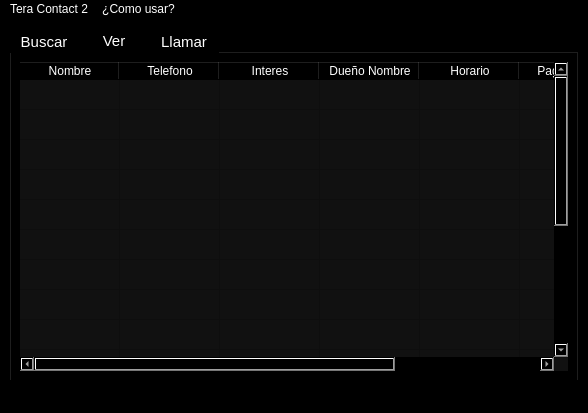
Old version of the form interfaz.ui in the repository Brick-Briceno/Tera-Contact-2.
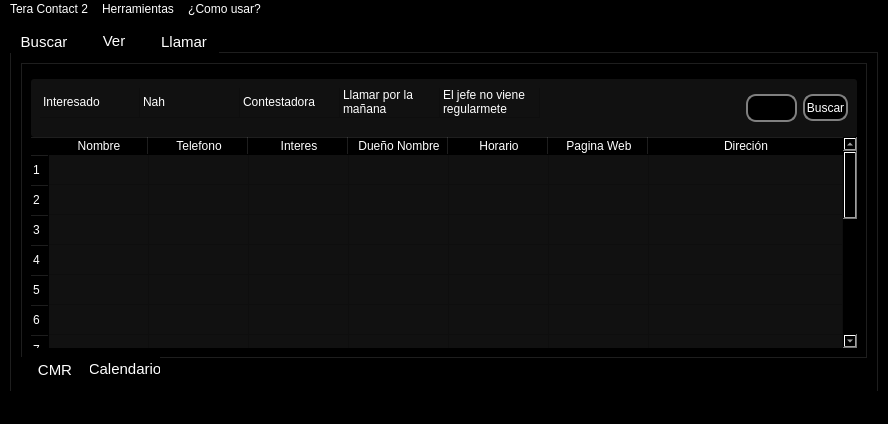
New version of the form. The open tabs and pages were chosen to show the change. Icons and pictures are not drawn.

Commit message:
Nuevas funcionalidades añadidas
Se implementó un calendario donde se puede decir cuando se deberia llamar jsjs

```diff
--- a/interfaz.ui
+++ b/interfaz.ui
@@ -6,8 +6,8 @@
    <rect>
     <x>0</x>
     <y>0</y>
-    <width>588</width>
-    <height>413</height>
+    <width>888</width>
+    <height>424</height>
    </rect>
   </property>
   <property name="windowTitle">
@@ -106,7 +106,7 @@
 </string>
   </property>
   <widget class="QWidget" name="centralwidget">
-   <layout class="QVBoxLayout" name="verticalLayout">
+   <layout class="QVBoxLayout" name="verticalLayout_3">
     <item>
      <widget class="QTabWidget" name="pestanas">
       <property name="currentIndex">
@@ -400,7 +400,180 @@
        <attribute name="title">
         <string>Ver</string>
        </attribute>
-       <layout class="QVBoxLayout" name="verticalLayout_3">
+       <layout class="QVBoxLayout" name="verticalLayout_8">
+        <item>
+         <widget class="QTabWidget" name="pestana_ver">
+          <property name="tabPosition">
+           <enum>QTabWidget::South</enum>
+          </property>
+          <property name="currentIndex">
+           <number>0</number>
+          </property>
+          <widget class="QWidget" name="tab_4">
+           <attribute name="title">
+            <string>CMR</string>
+           </attribute>
+           <layout class="QVBoxLayout" name="verticalLayout">
+            <item>
+             <widget class="QFrame" name="frame_5">
+              <property name="minimumSize">
+               <size>
+                <width>0</width>
+                <height>58</height>
+               </size>
+              </property>
+              <property name="maximumSize">
+               <size>
+                <width>16777215</width>
+                <height>45</height>
+               </size>
+              </property>
+              <property name="frameShape">
+               <enum>QFrame::StyledPanel</enum>
+              </property>
+              <property name="frameShadow">
+               <enum>QFrame::Raised</enum>
+              </property>
+              <layout class="QHBoxLayout" name="horizontalLayout_7">
+               <item>
+                <widget class="QTableWidget" name="interes_llamada">
+                 <property name="minimumSize">
+                  <size>
+                   <width>700</width>
+                   <height>47</height>
+                  </size>
+                 </property>
+                 <property name="maximumSize">
+                  <size>
+                   <width>16777215</width>
+                   <height>16777215</height>
+                  </size>
+                 </property>
+                 <property name="editTriggers">
+                  <set>QAbstractItemView::NoEditTriggers</set>
+                 </property>
+                 <attribute name="horizontalHeaderVisible">
+                  <bool>false</bool>
+                 </attribute>
+                 <attribute name="verticalHeaderVisible">
+                  <bool>false</bool>
+                 </attribute>
+                 <row>
+                  <property name="text">
+                   <string>0</string>
+                  </property>
+                 </row>
+                 <column>
+                  <property name="text">
+                   <string>New Column</string>
+                  </property>
+                 </column>
+                 <column>
+                  <property name="text">
+                   <string>New Column</string>
+                  </property>
+                 </column>
+                 <column>
+                  <property name="text">
+                   <string>New Column</string>
+                  </property>
+                 </column>
+                 <column>
+                  <property name="text">
+                   <string>New Column</string>
+                  </property>
+                 </column>
+                 <column>
+                  <property name="text">
+                   <string>New Column</string>
+                  </property>
+                 </column>
+                 <item row="0" column="0">
+                  <property name="text">
+                   <string>Interesado</string>
+                  </property>
+                 </item>
+                 <item row="0" column="1">
+                  <property name="text">
+                   <string>Nah</string>
+                  </property>
+                 </item>
+                 <item row="0" column="2">
+                  <property name="text">
+                   <string>Contestadora</string>
+                  </property>
+                 </item>
+                 <item row="0" column="3">
+                  <property name="text">
+                   <string>Llamar por la mañana</string>
+                  </property>
+                 </item>
+                 <item row="0" column="4">
+                  <property name="text">
+                   <string>El jefe no viene regularmete</string>
+                  </property>
+                 </item>
+                </widget>
+               </item>
+               <item>
+                <spacer name="horizontalSpacer_3">
+                 <property name="orientation">
+                  <enum>Qt::Horizontal</enum>
+                 </property>
+                 <property name="sizeHint" stdset="0">
+                  <size>
+                   <width>38</width>
+                   <height>20</height>
+                  </size>
+                 </property>
+                </spacer>
+               </item>
+               <item>
+                <widget class="QLineEdit" name="buscador_datos">
+                 <property name="minimumSize">
+                  <size>
+                   <width>0</width>
+                   <height>28</height>
+                  </size>
+                 </property>
+                 <property name="maximumSize">
+                  <size>
+                   <width>16777215</width>
+                   <height>16777215</height>
+                  </size>
+                 </property>
+                 <property name="font">
+                  <font>
+                   <pointsize>11</pointsize>
+                  </font>
+                 </property>
+                 <property name="text">
+                  <string/>
+                 </property>
+                </widget>
+               </item>
+               <item>
+                <widget class="QPushButton" name="buscar">
+                 <property name="minimumSize">
+                  <size>
+                   <width>45</width>
+                   <height>27</height>
+                  </size>
+                 </property>
+                 <property name="maximumSize">
+                  <size>
+                   <width>16777215</width>
+                   <height>16777215</height>
+                  </size>
+                 </property>
+                 <property name="text">
+                  <string>Buscar</string>
+                 </property>
+                </widget>
+               </item>
+              </layout>
+             </widget>
+            </item>
         <item>
          <widget class="QTableWidget" name="tabla_contactos_2">
           <property name="maximumSize">
@@ -439,9 +612,6 @@
           <attribute name="horizontalHeaderStretchLastSection">
            <bool>true</bool>
           </attribute>
-          <attribute name="verticalHeaderVisible">
-           <bool>false</bool>
-          </attribute>
           <attribute name="verticalHeaderCascadingSectionResizes">
            <bool>false</bool>
           </attribute>
@@ -509,6 +679,103 @@
         </item>
        </layout>
       </widget>
+          <widget class="QWidget" name="tab_5">
+           <attribute name="title">
+            <string>Calendario</string>
+           </attribute>
+           <layout class="QVBoxLayout" name="verticalLayout_7">
+            <item>
+             <widget class="QFrame" name="frame_6">
+              <property name="frameShape">
+               <enum>QFrame::StyledPanel</enum>
+              </property>
+              <property name="frameShadow">
+               <enum>QFrame::Raised</enum>
+              </property>
+              <layout class="QHBoxLayout" name="horizontalLayout_8">
+               <item>
+                <widget class="QPushButton" name="anadir_calendario">
+                 <property name="minimumSize">
+                  <size>
+                   <width>30</width>
+                   <height>27</height>
+                  </size>
+                 </property>
+                 <property name="maximumSize">
+                  <size>
+                   <width>16777215</width>
+                   <height>16777215</height>
+                  </size>
+                 </property>
+                 <property name="text">
+                  <string>Añadir</string>
+                 </property>
+                </widget>
+               </item>
+               <item>
+                <widget class="QLineEdit" name="crear_dato_fecha">
+                 <property name="minimumSize">
+                  <size>
+                   <width>0</width>
+                   <height>28</height>
+                  </size>
+                 </property>
+                 <property name="maximumSize">
+                  <size>
+                   <width>16777215</width>
+                   <height>16777215</height>
+                  </size>
+                 </property>
+                 <property name="font">
+                  <font>
+                   <pointsize>11</pointsize>
+                  </font>
+                 </property>
+                 <property name="text">
+                  <string/>
+                 </property>
+                </widget>
+               </item>
+              </layout>
+             </widget>
+            </item>
+            <item>
+             <widget class="QCalendarWidget" name="calendario">
+              <property name="autoFillBackground">
+               <bool>false</bool>
+              </property>
+              <property name="styleSheet">
+               <string notr="true">* {color: #888}</string>
+              </property>
+              <property name="inputMethodHints">
+               <set>Qt::ImhNone</set>
+              </property>
+              <property name="firstDayOfWeek">
+               <enum>Qt::Monday</enum>
+              </property>
+              <property name="gridVisible">
+               <bool>true</bool>
+              </property>
+              <property name="horizontalHeaderFormat">
+               <enum>QCalendarWidget::LongDayNames</enum>
+              </property>
+              <property name="verticalHeaderFormat">
+               <enum>QCalendarWidget::NoVerticalHeader</enum>
+              </property>
+              <property name="navigationBarVisible">
+               <bool>true</bool>
+              </property>
+              <property name="dateEditEnabled">
+               <bool>true</bool>
+              </property>
+             </widget>
+            </item>
+           </layout>
+          </widget>
+         </widget>
+        </item>
+       </layout>
+      </widget>
       <widget class="QWidget" name="tab_3">
        <attribute name="title">
         <string>Llamar</string>
@@ -1179,7 +1446,7 @@
     <rect>
      <x>0</x>
      <y>0</y>
-     <width>588</width>
+     <width>888</width>
      <height>21</height>
     </rect>
    </property>
@@ -1202,7 +1469,14 @@
     <addaction name="actionContacta_al_Programador"/>
     <addaction name="actionAcerca_de"/>
    </widget>
+   <widget class="QMenu" name="menuHerramientas">
+    <property name="title">
+     <string>Herramientas</string>
+    </property>
+    <addaction name="actionCalendario"/>
+   </widget>
    <addaction name="menuArchivo"/>
+   <addaction name="menuHerramientas"/>
    <addaction name="menuComo_usar"/>
   </widget>
   <widget class="QStatusBar" name="statusbar">
```
Left out of the diff: 22 changed lines with no effect on the pictures. Lines whose indentation alone changed are shown as unchanged. The commit also changes 2 other files.
